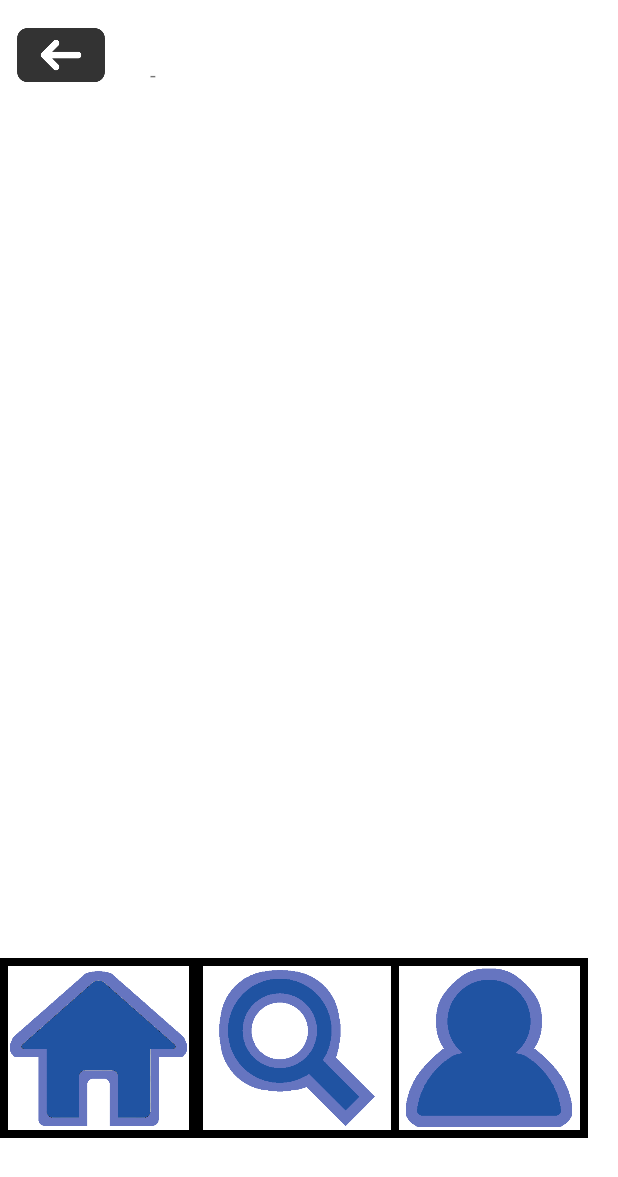
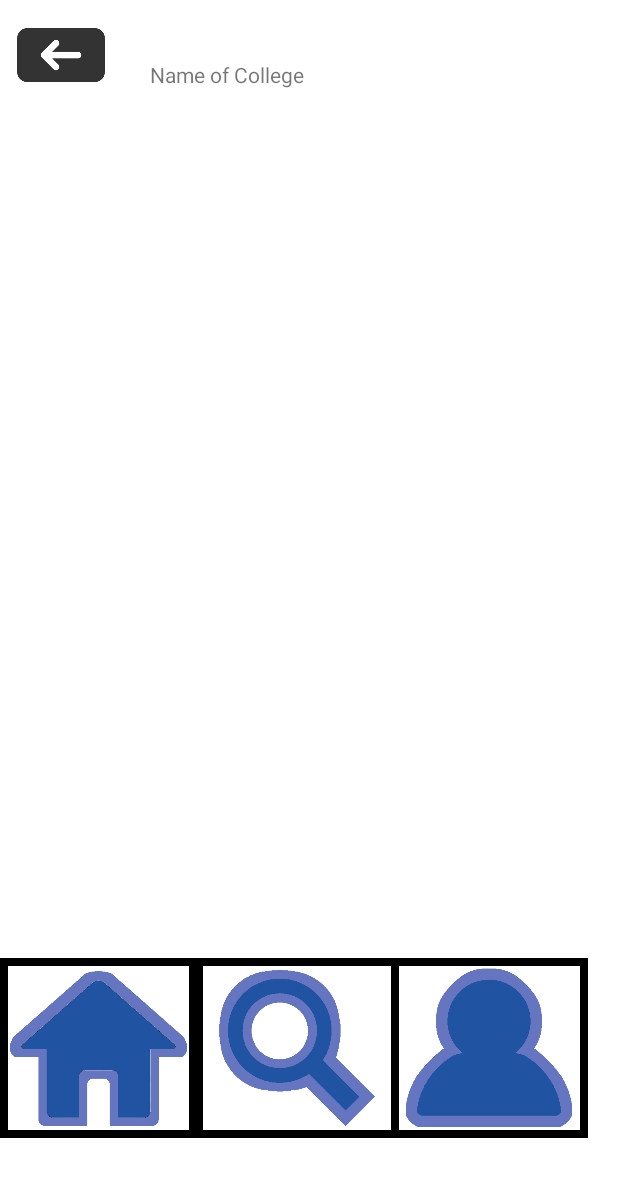
Before and after one commit to skapur12/comida-0316, an Android app: the layout activity_search_results.xml on its own in the app's theme, with its tools: preview values and no code run, on a phone screen of 412 x 824 dp. Shown: the top 1177 px of the screen. Run offline under Robolectric (Android 15) with nearby library versions, the phone set to English and light mode, and no system bars.

Commit message:
Fixed placeholder text

```diff
--- a/app/src/main/res/layout/activity_search_results.xml
+++ b/app/src/main/res/layout/activity_search_results.xml
@@ -14,7 +14,7 @@
         android:layout_height="wrap_content"
         android:layout_marginTop="40dp"
         android:layout_marginStart="100dp"
-        android:text="-"
+        android:text="Name of College"
         app:layout_constraintEnd_toEndOf="parent"
         app:layout_constraintHorizontal_bias="0.498"
         app:layout_constraintStart_toStartOf="parent"
```
